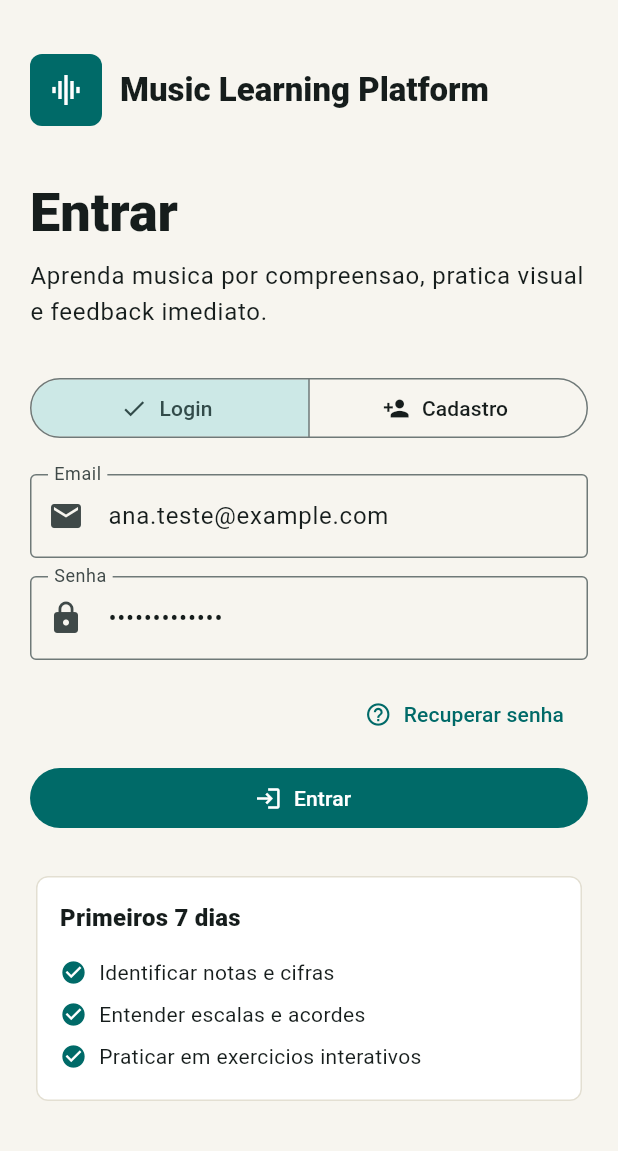
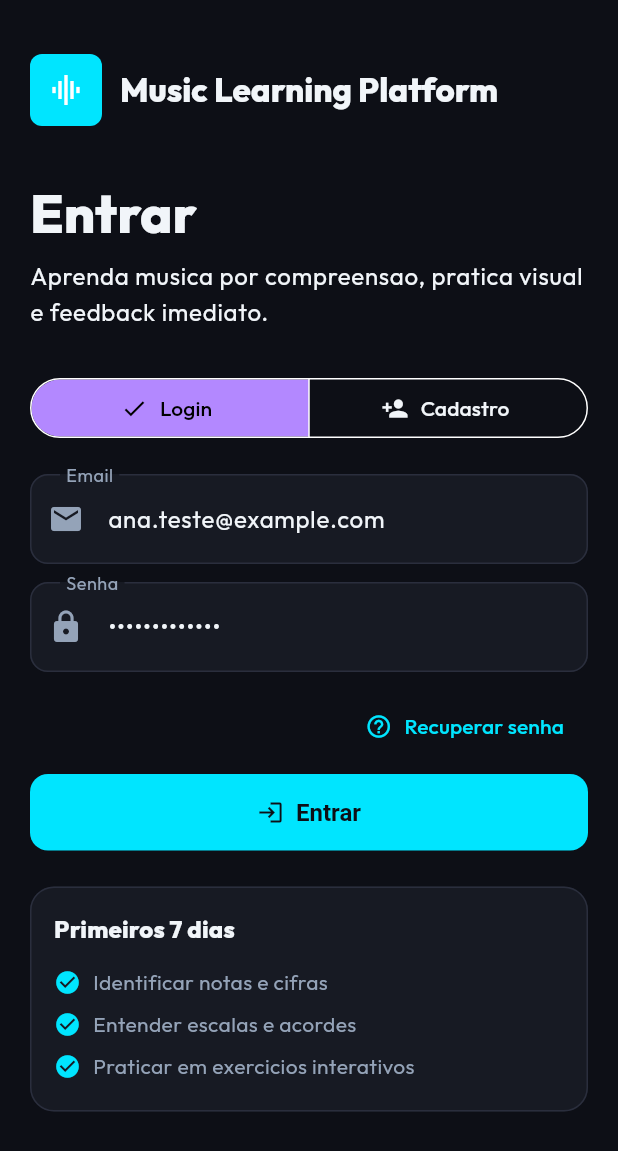
Before and after one commit to flavioacv/music_learning_platform, a Flutter app: the screen it shows after launch, on a phone screen of 412 x 824 dp. Shown: the top 1151 px of the screen. Run offline on Flutter 3.47's test engine with Material 3 defaults, Android fonts, the phone set to English and light mode, and no system bars; our stand-ins replace dio, google_fonts; accounts and stored records are empty.

Commit message:
refactor: implement exercise module with API support, centralize theme management, and add native build configurations

```diff
--- a/mobile/lib/data/repositories/learning_repository.dart
+++ b/mobile/lib/data/repositories/learning_repository.dart
@@ -71,6 +71,12 @@ class LearningRepository {
     return UserProgress.fromJson(json['data'] as Map<String, dynamic>);
   }
 
+  Future<List<Exercise>> getExercises(String lessonId) async {
+    final json = await _apiClient.get('/api/v1/exercises/lesson/$lessonId');
+    final items = (json['data'] as List<dynamic>).cast<Map<String, dynamic>>();
+    return items.map(Exercise.fromJson).toList();
+  }
+
   Future<void> completeLesson(String lessonId) async {
     await _apiClient.post('/api/v1/progress/lessons/$lessonId/complete');
   }
--- a/mobile/lib/domain/models/course_models.dart
+++ b/mobile/lib/domain/models/course_models.dart
@@ -57,6 +57,42 @@ class Achievement {
 class NotePair {
   const NotePair({required this.latin, required this.american});
 
+  factory NotePair.fromJson(Map<String, dynamic> json) {
+    return NotePair(
+      latin: json['latin'] as String,
+      american: json['american'] as String,
+    );
+  }
+
   final String latin;
   final String american;
 }
+
+class Exercise {
+  const Exercise({
+    required this.id,
+    required this.lessonId,
+    required this.type,
+    required this.prompt,
+    required this.payload,
+    required this.xpReward,
+  });
+
+  factory Exercise.fromJson(Map<String, dynamic> json) {
+    return Exercise(
+      id: json['id'] as String,
+      lessonId: json['lessonId'] as String,
+      type: json['type'] as String,
+      prompt: json['prompt'] as String,
+      payload: json['payload'] as Map<String, dynamic>,
+      xpReward: json['xpReward'] as int,
+    );
+  }
+
+  final String id;
+  final String lessonId;
+  final String type;
+  final String prompt;
+  final Map<String, dynamic> payload;
+  final int xpReward;
+}
--- a/mobile/lib/main.dart
+++ b/mobile/lib/main.dart
@@ -4,6 +4,7 @@ import 'data/repositories/auth_repository.dart';
 import 'data/repositories/learning_repository.dart';
 import 'data/services/api_client.dart';
 import 'domain/models/auth_models.dart';
+import 'ui/core/theme.dart';
 import 'ui/features/auth/views/auth_screen.dart';
 import 'ui/features/home/views/home_shell.dart';
 
@@ -48,28 +49,10 @@ class _MusicLearningAppState extends State<MusicLearningApp> {
 
   @override
   Widget build(BuildContext context) {
-    const seed = Color(0xFF007A78);
-
     return MaterialApp(
       debugShowCheckedModeBanner: false,
       title: 'Music Learning Platform',
-      theme: ThemeData(
-        useMaterial3: true,
-        colorScheme: ColorScheme.fromSeed(
-          seedColor: seed,
-          brightness: Brightness.light,
-        ),
-        scaffoldBackgroundColor: const Color(0xFFF7F5EF),
-        appBarTheme: const AppBarTheme(centerTitle: false),
-        cardTheme: CardThemeData(
-          elevation: 0,
-          color: Colors.white,
-          shape: RoundedRectangleBorder(
-            borderRadius: BorderRadius.circular(8),
-            side: const BorderSide(color: Color(0xFFE3DFD2)),
-          ),
-        ),
-      ),
+      theme: AppTheme.darkTheme,
       home: _user == null
           ? AuthScreen(authRepository: _authRepository, onSignedIn: _signIn)
           : HomeShell(
--- /dev/null
+++ b/mobile/lib/ui/core/theme.dart
@@ -0,0 +1,160 @@
+import 'package:flutter/material.dart';
+import 'package:google_fonts/google_fonts.dart';
+
+class AppTheme {
+  static const Color background = Color(0xFF0D0F16);
+  static const Color surface = Color(0xFF171A23);
+  static const Color surfaceVariant = Color(0xFF222634);
+  static const Color primary = Color(0xFF00E5FF); // Neon Cyan
+  static const Color secondary = Color(0xFFB388FF); // Vibrant Purple
+  static const Color textPrimary = Color(0xFFF1F5F9);
+  static const Color textSecondary = Color(0xFF94A3B8);
+
+  static ThemeData get darkTheme {
+    final baseTextTheme = GoogleFonts.outfitTextTheme(ThemeData.dark().textTheme);
+
+    return ThemeData.dark().copyWith(
+      useMaterial3: true,
+      scaffoldBackgroundColor: background,
+      colorScheme: const ColorScheme.dark(
+        primary: primary,
+        secondary: secondary,
+        surface: surface,
+        surfaceContainerHighest: surfaceVariant,
+        onSurface: textPrimary,
+        onSurfaceVariant: textSecondary,
+      ),
+      textTheme: baseTextTheme.copyWith(
+        displayLarge: baseTextTheme.displayLarge?.copyWith(
+          color: textPrimary,
+          fontWeight: FontWeight.w900,
+        ),
+        displayMedium: baseTextTheme.displayMedium?.copyWith(
+          color: textPrimary,
+          fontWeight: FontWeight.w800,
+        ),
+        displaySmall: baseTextTheme.displaySmall?.copyWith(
+          color: textPrimary,
+          fontWeight: FontWeight.w800,
+        ),
+        headlineLarge: baseTextTheme.headlineLarge?.copyWith(
+          color: textPrimary,
+          fontWeight: FontWeight.w800,
+        ),
+        headlineMedium: baseTextTheme.headlineMedium?.copyWith(
+          color: textPrimary,
+          fontWeight: FontWeight.w800,
+        ),
+        headlineSmall: baseTextTheme.headlineSmall?.copyWith(
+          color: textPrimary,
+          fontWeight: FontWeight.w800,
+        ),
+        titleLarge: baseTextTheme.titleLarge?.copyWith(
+          color: textPrimary,
+          fontWeight: FontWeight.w700,
+        ),
+        titleMedium: baseTextTheme.titleMedium?.copyWith(
+          color: textPrimary,
+          fontWeight: FontWeight.w600,
+        ),
+        bodyLarge: baseTextTheme.bodyLarge?.copyWith(
+          color: textPrimary,
+        ),
+        bodyMedium: baseTextTheme.bodyMedium?.copyWith(
+          color: textSecondary,
+        ),
+      ),
+      appBarTheme: AppBarTheme(
+        backgroundColor: background,
+        surfaceTintColor: Colors.transparent,
+        elevation: 0,
+        centerTitle: false,
+        titleTextStyle: GoogleFonts.outfit(
+          fontSize: 20,
+          fontWeight: FontWeight.w800,
+          color: textPrimary,
+        ),
+        iconTheme: const IconThemeData(color: textPrimary),
+      ),
+      cardTheme: CardThemeData(
+        color: surface,
+        elevation: 0,
+        shape: RoundedRectangleBorder(
+          borderRadius: BorderRadius.circular(16),
+          side: const BorderSide(color: Color(0xFF2A2E3D), width: 1),
+        ),
+        margin: EdgeInsets.zero,
+      ),
+      filledButtonTheme: FilledButtonThemeData(
+        style: FilledButton.styleFrom(
+          backgroundColor: primary,
+          foregroundColor: background,
+          elevation: 0,
+          textStyle: const TextStyle(fontWeight: FontWeight.bold, fontSize: 16),
+          padding: const EdgeInsets.symmetric(horizontal: 24, vertical: 16),
+          shape: RoundedRectangleBorder(
+            borderRadius: BorderRadius.circular(12),
+          ),
+        ),
+      ),
+      outlinedButtonTheme: OutlinedButtonThemeData(
+        style: OutlinedButton.styleFrom(
+          foregroundColor: textPrimary,
+          side: const BorderSide(color: surfaceVariant, width: 2),
+          textStyle: const TextStyle(fontWeight: FontWeight.w700, fontSize: 16),
+          padding: const EdgeInsets.symmetric(horizontal: 24, vertical: 16),
+          shape: RoundedRectangleBorder(
+            borderRadius: BorderRadius.circular(12),
+          ),
+        ),
+      ),
+      inputDecorationTheme: InputDecorationTheme(
+        filled: true,
+        fillColor: surface,
+        contentPadding: const EdgeInsets.symmetric(horizontal: 20, vertical: 18),
+        border: OutlineInputBorder(
+          borderRadius: BorderRadius.circular(12),
+          borderSide: BorderSide.none,
+        ),
+        enabledBorder: OutlineInputBorder(
+          borderRadius: BorderRadius.circular(12),
+          borderSide: const BorderSide(color: Color(0xFF2A2E3D)),
+        ),
+        focusedBorder: OutlineInputBorder(
+          borderRadius: BorderRadius.circular(12),
+          borderSide: const BorderSide(color: primary, width: 2),
+        ),
+        errorBorder: OutlineInputBorder(
+          borderRadius: BorderRadius.circular(12),
+          borderSide: const BorderSide(color: Colors.redAccent, width: 2),
+        ),
+        labelStyle: const TextStyle(color: textSecondary),
+        hintStyle: const TextStyle(color: textSecondary),
+      ),
+      navigationRailTheme: const NavigationRailThemeData(
+        backgroundColor: surface,
+        unselectedIconTheme: IconThemeData(color: textSecondary),
+        selectedIconTheme: IconThemeData(color: primary),
+        unselectedLabelTextStyle: TextStyle(color: textSecondary),
+        selectedLabelTextStyle: TextStyle(color: primary, fontWeight: FontWeight.bold),
+        elevation: 0,
+      ),
+      navigationBarTheme: NavigationBarThemeData(
+        backgroundColor: surface,
+        indicatorColor: primary.withOpacity(0.2),
+        labelTextStyle: WidgetStateProperty.resolveWith((states) {
+          if (states.contains(WidgetState.selected)) {
+            return const TextStyle(color: primary, fontSize: 12, fontWeight: FontWeight.w700);
+          }
+          return const TextStyle(color: textSecondary, fontSize: 12, fontWeight: FontWeight.w500);
+        }),
+        iconTheme: WidgetStateProperty.resolveWith((states) {
+          if (states.contains(WidgetState.selected)) {
+            return const IconThemeData(color: primary);
+          }
+          return const IconThemeData(color: textSecondary);
+        }),
+      ),
+    );
+  }
+}
--- a/mobile/pubspec.yaml
+++ b/mobile/pubspec.yaml
@@ -35,6 +35,8 @@ dependencies:
   # Use with the CupertinoIcons class for iOS style icons.
   cupertino_icons: ^1.0.8
   dio: ^5.7.0
+  google_fonts: ^8.1.0
+  flutter_animate: ^4.5.2
 
 dev_dependencies:
   flutter_test:
```
Also changed, not shown: mobile/lib/ui/features/course/views/course_screen.dart (+11 -1 lines), mobile/lib/ui/features/home/views/home_shell.dart (+0 -7 lines), mobile/lib/ui/features/practice/view_models/exercise_view_model.dart (+54 -14 lines), mobile/lib/ui/features/practice/views/exercise_screen.dart (+70 -6 lines), mobile/pubspec.lock, 11 other files.
